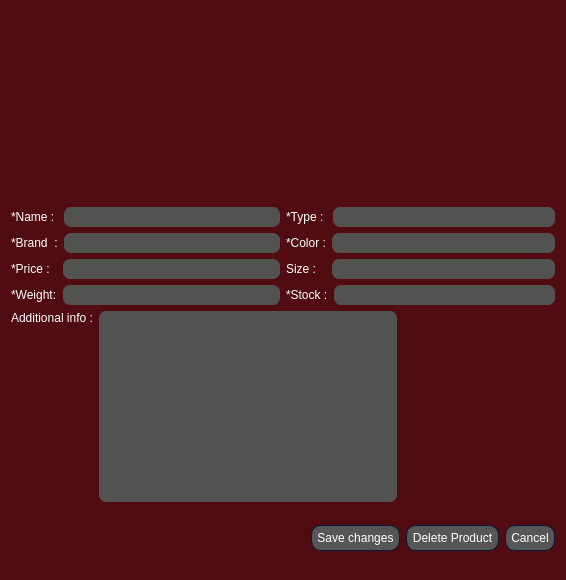
Above: AP/costumer_products.ui from AP-projects-4001/Guys before the change. Below: the same form after it.
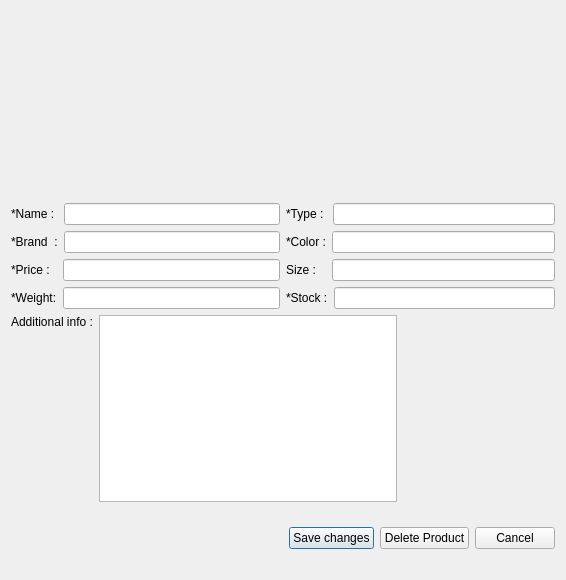
That is the form after the change. Icons and pictures are not drawn.

Patch:
```diff
--- a/AP/costumer_products.ui
+++ b/AP/costumer_products.ui
@@ -14,687 +14,7 @@
    <string>Dialog</string>
   </property>
   <property name="styleSheet">
-   <string notr="true">
-QWidget
-{
-	background-color: #500c10;
-	color: #ffffff;
-	border-color: #051a39;
-
-}
-
-
-QLabel
-{
-	background-color: transparent;
-	color: #ffffff;
-
-}
-
-
-QToolTip
-{
-	border : 1px solid #500c10;
-	background-color: #26264f;
-	color: #ffffff;
-	border-color: #051a39;
-
-}
-QPushButton
-{
-	background-color: #565656;
-	color: #ffffff;
-	border-style: solid;
-	border-width: 1px;
-	border-radius: 10px;
-	border-color: #051a39;
-	padding: 5px;
-
-}
-
-
-QPushButton::disabled
-{
-	background-color: #404040;
-	color: #656565;
-	border-color: #051a39;
-
-}
-
-
-QPushButton::hover
-{
-	background-color: #8399ff;
-	color: #ffffff;
-	border-style: solid;
-	border-width: 1px;
-	border-radius: 10px;
-	border-color: #051a39;
-	padding: 5px;
-}
-
-
-QPushButton::pressed
-{
-	background-color: #4969ff;
-	color: #ffffff;
-	border-style: solid;
-	border-width: 1px;
-	border-radius: 10px;
-	border-color: #051a39;
-	padding: 5px;
-
-}
-
-QComboBox
-{
-    background-color: #565656;
-    border: 1px solid;
-    border-radius: 3px;
-    padding-left: 6px;
-    color: #ffffff;
-    height: 20px;
-
-}
-
-
-QComboBox::disabled
-{
-	background-color: #404040;
-	color: #656565;
-	border-color: #051a39;
-
-}
-
-
-QComboBox:hover
-{
-    background-color: #8399ff;
-}
-
-
-QComboBox:on
-{
-    background-color: #4969ff;
-
-}
-
-
-QComboBox QAbstractItemView
-{
-    background-color: #383838;
-    color: #ffffff;
-    border: 1px solid black;
-    selection-background-color: #4969ff;
-    selection-color: #ffffff;
-    outline: 0;
-
-}
-
-QComboBox::drop-down
-{
-    subcontrol-origin: padding;
-    subcontrol-position: top right;
-    width: 15px;
-    border-left-width: 0px;
-    border-left-color: darkgray;
-    border-left-style: solid; 
-    border-top-right-radius: 3px; 
-    border-bottom-right-radius: 3px;
-
-}
-
-
-QComboBox::down-arrow
-{
-    image: url(://arrow-down.png);
-    width: 8px;
-    height: 8px;
-}
-
-
-QSpinBox
-{
-	background-color: #525251;
-	color: #ffffff;
-	border: 1px solid #051a39;
-	border-radius: 3px;
-	padding : 2px;
-}
-
-QLineEdit
-{
-	background-color: #525251;
-	color: #ffffff;
-	border-width: 1px;
-	border-radius: 7px;
-	border-color: #051a39;
-	padding: 2px;
-}
-
-
-QPlainTextEdit
-{
-	background-color: #525251;
-	color: #ffffff;
-	border-width: 1px;
-	border-radius: 7px;
-	border-color: #051a39;
-	padding: 2px;
-}
-
-QLineEdit::disabled
-{
-	background-color: #404040;
-	color: #656565;
-	border-width: 1px;
-	border-radius: 7px;
-	border-color: #051a39;
-	padding: 2px;
-
-}
-
-QTextEdit
-{
-	background-color: #ffffff;
-	color: #010201;
-	border-color: #051a39;
-
-}
-
-
-QTextEdit::disabled
-{
-	background-color: #404040;
-	color: #656565;
-	border-color: #051a39;
-
-}
-
-QCheckBox::indicator
-{
-    color: #b1b1b1;
-    background-color: #323232;
-    border: 1px solid #b1b1b1;
-    width: 12px;
-    height: 12px;
-
-}
-
-
-QCheckBox::indicator:checked
-{
-    image:url(://checkbox.png);
-    border: 1px solid #565656;
-
-}
-
-
-QCheckBox::disabled
-{
-	color: #656565;
-
-}
-
-
-QCheckBox::indicator:disabled
-{
-	background-color: #656565;
-	color: #656565;
-    border: 1px solid #656565;
-
-}
-
-
-QRadioButton::indicator::unchecked
-{ 
-	border: 2px inset gray; 
-	border-radius: 5px; 
-	background-color:  #fff;
-	width: 9px; 
-	height: 9px; 
-
-}
-
-
-QRadioButton::indicator::unchecked:hover
-{ 
-	border: 2px solid #565656; 
-	border-radius: 5px; 
-	background-color:  #fff;
-	width: 9px; 
-	height: 9px; 
-
-}
-
-
-QRadioButton::indicator::checked
-{ 
-	border: 2px inset darkgray; 
-	border-radius: 5px; 
-	background-color: #4969ff; 
-	width: 9px; 
-	height: 9px; 
-
-}
-
-
-QRadioButton::disabled
-{
-	color: #656565;
-
-}
-
-
-QRadioButton::indicator:disabled
-{
-	background-color: #656565;
-	color: #656565;
-    border: 2px solid #656565;
-
-}
-
-
-QTableView
-{
-    background-color: #242526;
-    border: 1px solid #32414B;
-    color: #f0f0f0;
-    gridline-color: #8faaff;
-    outline : 0;
-
-}
-
-
-QTableView::disabled
-{
-    background-color: #242526;
-    border: 1px solid #32414B;
-    color: #656565;
-    gridline-color: #656565;
-    outline : 0;
-
-}
-
-
-QTableView::item:hover 
-{
-    background-color: #26264f;
-    color: #f0f0f0;
-
-}
-
-
-QTableView::item:selected 
-{
-    background-color: #1a1b1c;
-    border: 2px solid #4969ff;
-    color: #F0F0F0;
-
-}
-
-
-QTableView::item:selected:disabled
-{
-    background-color: #1a1b1c;
-    border: 2px solid #525251;
-    color: #656565;
-
-}
-
-
-QTableCornerButton::section
-{
-    background-color: #505050;
-    color: #fff;
-
-}
-
-
-QHeaderView::section
-{
-    background-color: #525251;
-    color: #fff;
-    text-align: left;
-	padding: 4px;
-	
-}
-
-
-QHeaderView::section:disabled
-{
-    background-color: #525251;
-    color: #656565;
-
-}
-
-
-
-
-
-
-QHeaderView::section::vertical::first,
-QHeaderView::section::vertical::only-one
-{
-    border-top: 1px solid #353635;
-
-}
-
-
-QHeaderView::section::vertical
-{
-    border-top: 1px solid #353635;
-
-}
-
-
-QHeaderView::section::horizontal::first,
-QHeaderView::section::horizontal::only-one
-{
-    border-left: 1px solid #353635;
-
-}
-
-
-QHeaderView::section::horizontal
-{
-    border-left: 1px solid #353635;
-
-}
-
-
-QTabBar::tab
-{
-	background-color: #262626;
-	color: #ffffff;
-	border-style: solid;
-	border-width: 1px;
-	border-top-left-radius: 3px;
-	border-top-right-radius: 3px;
-	border-color: #051a39;
-	padding: 5px;
-
-}
-
-
-QTabBar::tab:disabled
-{
-	background-color: #656565;
-	color: #656565;
-}
-
-
-QTabWidget::pane 
-{
-	background-color: #262626;
-	color: #ffffff;
-    border: 1px solid;
-    border-color: #565656;
-
-}
-
-
-QTabBar::tab:selected
-{
-    background-color: #565656;
-	color: #ffffff;
-	border-style: solid;
-	border-width: 1px;
-	border-top-left-radius: 3px;
-	border-top-right-radius: 3px;
-	border-color: #051a39;
-	padding: 5px;
-
-}
-
-
-QTabBar::tab:selected:disabled
-{
-	background-color: #404040;
-	color: #656565;
-
-}
-
-
-QTabBar::tab:!selected 
-{
-    background-color: #262626;
-
-}
-
-
-QTabBar::tab:!selected:hover 
-{
-    background-color: #8399ff;
-
-}
-
-
-QTabBar::tab:top:!selected 
-{
-    margin-top: 3px;
-
-}
-
-
-QTabBar::tab:bottom:!selected 
-{
-    margin-bottom: 3px;
-
-}
-
-
-QTabBar::tab:top, QTabBar::tab:bottom 
-{
-    min-width: 8ex;
-    margin-right: -1px;
-    padding: 5px 10px 5px 10px;
-
-}
-
-
-QTabBar::tab:top:selected 
-{
-    border-bottom-color: none;
-
-}
-
-
-QTabBar::tab:bottom:selected 
-{
-    border-top-color: none;
-
-}
-
-
-QTabBar::tab:top:last, QTabBar::tab:bottom:last,
-QTabBar::tab:top:only-one, QTabBar::tab:bottom:only-one 
-{
-    margin-right: 0;
-
-}
-
-
-QTabBar::tab:left:!selected 
-{
-    margin-right: 3px;
-
-}
-
-
-QTabBar::tab:right:!selected
-{
-    margin-left: 3px;
-
-}
-
-
-QTabBar::tab:left, QTabBar::tab:right 
-{
-    min-height: 8ex;
-    margin-bottom: -1px;
-    padding: 10px 5px 10px 5px;
-
-}
-
-
-QTabBar::tab:left:selected 
-{
-    border-left-color: none;
-
-}
-
-
-QTabBar::tab:right:selected 
-{
-    border-right-color: none;
-
-}
-
-
-QTabBar::tab:left:last, QTabBar::tab:right:last,
-QTabBar::tab:left:only-one, QTabBar::tab:right:only-one 
-{
-    margin-bottom: 0;
-
-}
-
-
-QScrollBar:horizontal
-{
-    border: 1px solid #222222;
-    background-color: #3d3d3d;
-    height: 13px;
-    margin: 0px 16px 0 16px;
-
-}
-
-
-QScrollBar::handle:horizontal
-{
-    background: #565656;
-    min-height: 20px;
-
-}
-
-
-QScrollBar::add-line:horizontal
-{
-    border: 1px solid #1b1b19;
-    background-color: #565656;
-    width: 14px;
-    subcontrol-position: right;
-    subcontrol-origin: margin;
-
-}
-
-
-QScrollBar::sub-line:horizontal
-{
-    border: 1px solid #1b1b19;
-    background-color: #565656;
-    width: 14px;
-    subcontrol-position: left;
-    subcontrol-origin: margin;
-
-}
-
-
-QScrollBar::right-arrow:horizontal
-{
-    width: 6px;
-    height: 6px;
-
-}
-
-
-QScrollBar::left-arrow:horizontal
-{
-    width: 6px;
-    height: 6px;
-
-}
-
-
-QScrollBar::add-page:horizontal, QScrollBar::sub-page:horizontal
-{
-    background: none;
-
-}
-
-
-QScrollBar:vertical
-{
-    background-color: #3d3d3d;
-    width: 13px;
-    margin: 16px 0 16px 0;
-    border: 1px solid #222222;
-
-}
-
-
-QScrollBar::handle:vertical
-{
-    background-color: #565656;
-    min-height: 20px;
-
-}
-
-
-QScrollBar::add-line:vertical
-{
-    border: 1px solid #1b1b19;
-    background-color: #565656;
-    height: 14px;
-    subcontrol-position: bottom;
-    subcontrol-origin: margin;
-
-}
-
-
-QScrollBar::sub-line:vertical
-{
-    border: 1px solid #1b1b19;
-    background-color: #565656;
-    height: 14px;
-    subcontrol-position: top;
-    subcontrol-origin: margin;
-
-}
-
-
-QScrollBar::up-arrow:vertical
-{
-    width: 6px;
-    height: 6px;
-
-}
-
-
-QScrollBar::down-arrow:vertical
-{
-    width: 6px;
-    height: 6px;
-
-}
-
-
-QScrollBar::add-page:vertical, QScrollBar::sub-page:vertical
-{
-    background: none;
-
-}
-
-QStatusBar
-{
-	background-color: #565656;
-	color: #ffffff;
-	border-color: #051a39;
-
-}
-
-
-</string>
+   <string notr="true"/>
   </property>
   <layout class="QGridLayout" name="gridLayout">
    <item row="0" column="0">
```
